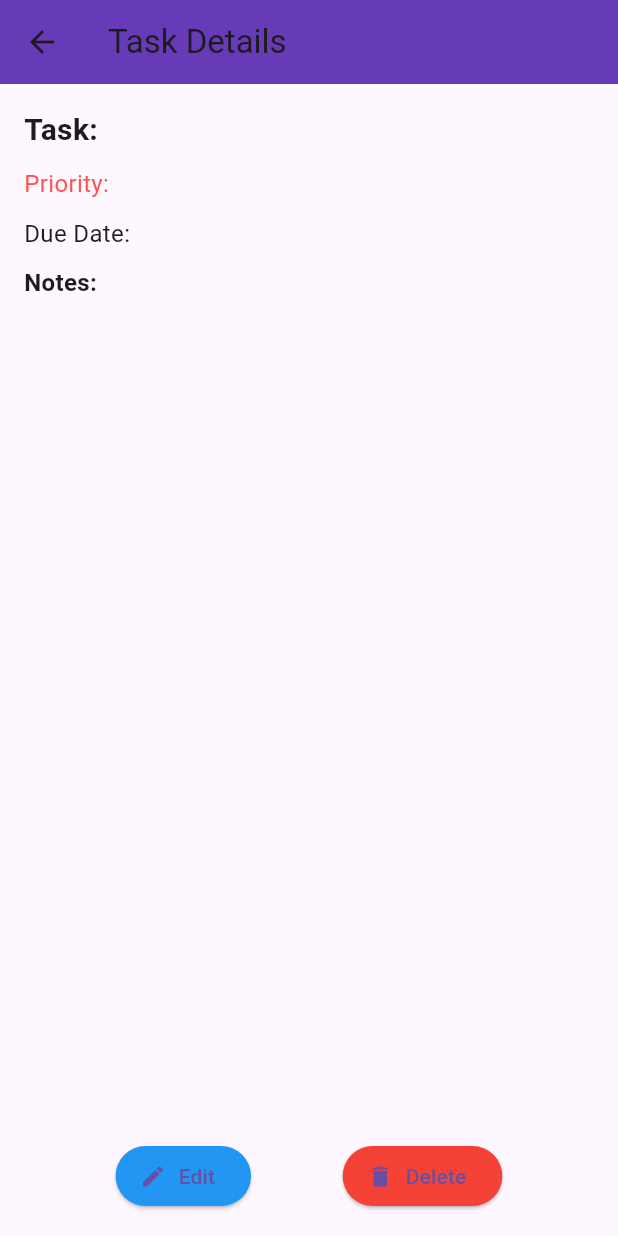
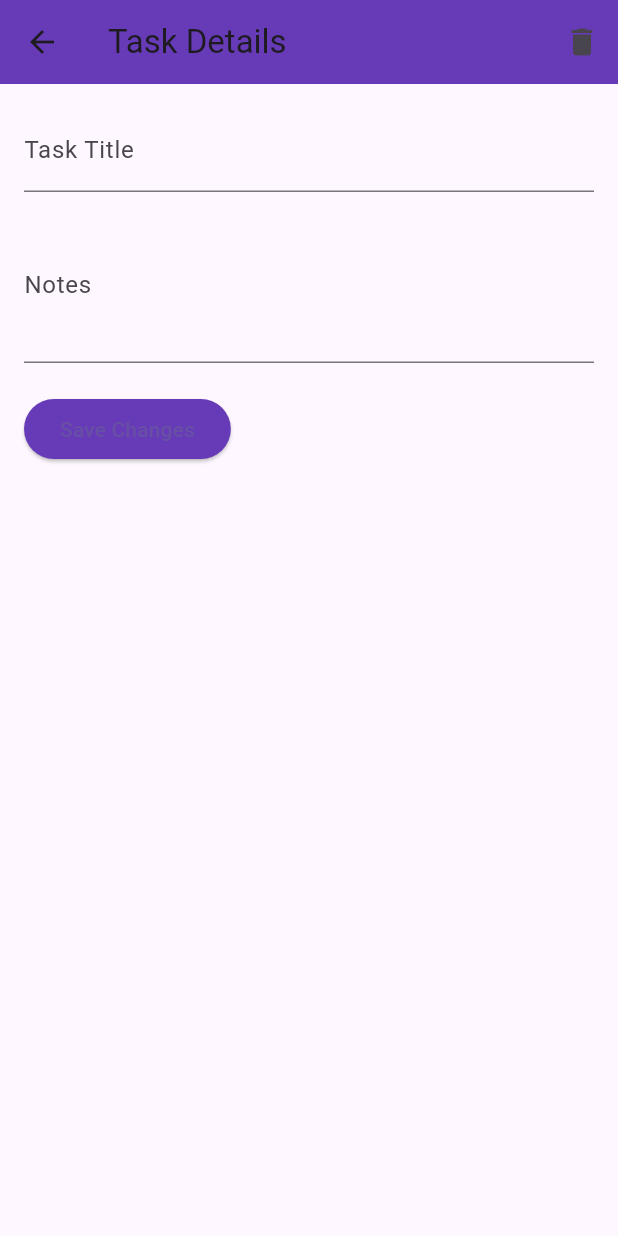
Before and after one commit to pubo123/flutter-test-repo, a Flutter app: the TaskDetailsPage screen opened directly with empty values, on a phone screen of 412 x 824 dp. Run offline on Flutter 3.47's test engine with Material 3 defaults, Android fonts, the phone set to English and light mode, and no system bars; our stand-ins replace firebase_auth, firebase_core; accounts and stored records are empty.

Commit message:
Task Detail

```diff
--- a/lib/screen/task_details_page.dart
+++ b/lib/screen/task_details_page.dart
@@ -1,61 +1,100 @@
 import 'package:flutter/material.dart';
 
-class TaskDetailsPage extends StatelessWidget {
-  final String title;
-  final String priority;
-  final String dueDate;
-  final String notes;
+class TaskDetailsPage extends StatefulWidget {
+  final Map<String, dynamic> task;
+  final Function onDelete;
+  final Function(String, String) onUpdate;
 
-  TaskDetailsPage({
-    required this.title,
-    required this.priority,
-    required this.dueDate,
-    required this.notes,
-  });
+  TaskDetailsPage({required this.task, required this.onDelete, required this.onUpdate});
+
+  @override
+  _TaskDetailsPageState createState() => _TaskDetailsPageState();
+}
+
+class _TaskDetailsPageState extends State<TaskDetailsPage> {
+  late TextEditingController titleController;
+  late TextEditingController notesController;
+
+  @override
+  void initState() {
+    super.initState();
+    titleController = TextEditingController(text: widget.task['title']);
+    notesController = TextEditingController(text: widget.task['notes']);
+  }
+
+  @override
+  void dispose() {
+    titleController.dispose();
+    notesController.dispose();
+    super.dispose();
+  }
+
+  void saveChanges() {
+    widget.onUpdate(titleController.text, notesController.text);
+    Navigator.pop(context, {
+      'title': titleController.text,
+      'notes': notesController.text,
+    });
+  }
+
+  void confirmDelete() {
+    showDialog(
+      context: context,
+      builder: (context) => AlertDialog(
+        title: Text("Delete Task"),
+        content: Text("Are you sure you want to delete this task?"),
+        actions: [
+          TextButton(
+            onPressed: () => Navigator.pop(context),
+            child: Text("Cancel"),
+          ),
+          TextButton(
+            onPressed: () {
+              widget.onDelete();
+              Navigator.pop(context);
+              Navigator.pop(context);
+            },
+            child: Text("Delete", style: TextStyle(color: Colors.red)),
+          ),
+        ],
+      ),
+    );
+  }
 
   @override
   Widget build(BuildContext context) {
     return Scaffold(
       appBar: AppBar(
-        title: Text('Task Details'),
+        title: Text("Task Details"),
         backgroundColor: Colors.deepPurple,
+        actions: [
+          IconButton(
+            icon: Icon(Icons.delete),
+            onPressed: confirmDelete,
+          ),
+        ],
       ),
       body: Padding(
         padding: const EdgeInsets.all(16.0),
         child: Column(
           crossAxisAlignment: CrossAxisAlignment.start,
           children: [
-            Text("Task: $title", style: TextStyle(fontSize: 20, fontWeight: FontWeight.bold)),
+            TextField(
+              controller: titleController,
+              decoration: InputDecoration(labelText: "Task Title"),
+            ),
             SizedBox(height: 10),
-            Text("Priority: $priority", style: TextStyle(fontSize: 16, color: Colors.redAccent)),
-            SizedBox(height: 10),
-            Text("Due Date: $dueDate", style: TextStyle(fontSize: 16)),
-            SizedBox(height: 10),
-            Text("Notes:", style: TextStyle(fontSize: 16, fontWeight: FontWeight.bold)),
-            SizedBox(height: 5),
-            Text(notes, style: TextStyle(fontSize: 16)),
-            Spacer(),
-            Row(
-              mainAxisAlignment: MainAxisAlignment.spaceEvenly,
-              children: [
-                ElevatedButton.icon(
-                  onPressed: () {
-                    // Edit task functionality
-                  },
-                  icon: Icon(Icons.edit),
-                  label: Text('Edit'),
-                  style: ElevatedButton.styleFrom(backgroundColor: Colors.blue),
-                ),
-                ElevatedButton.icon(
-                  onPressed: () {
-                    // Delete task functionality
-                  },
-                  icon: Icon(Icons.delete),
-                  label: Text('Delete'),
-                  style: ElevatedButton.styleFrom(backgroundColor: Colors.red),
-                ),
-              ],
-            )
+            TextField(
+              controller: notesController,
+              decoration: InputDecoration(labelText: "Notes"),
+              maxLines: 3,
+            ),
+            SizedBox(height: 20),
+            ElevatedButton(
+              onPressed: saveChanges,
+              child: Text("Save Changes"),
+              style: ElevatedButton.styleFrom(backgroundColor: Colors.deepPurple),
+            ),
           ],
         ),
       ),
```
Also changed, not shown: lib/screen/home.dart (+90 -26 lines).
